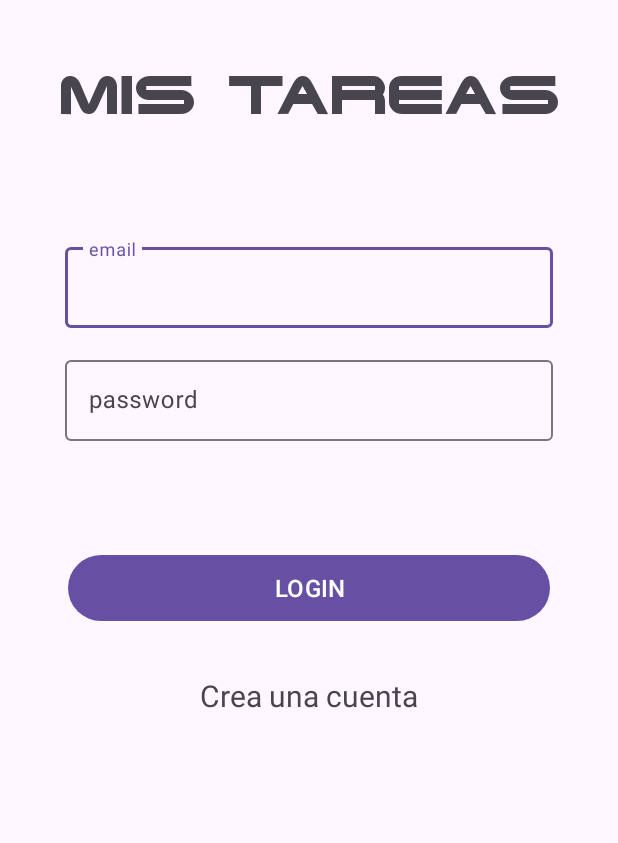
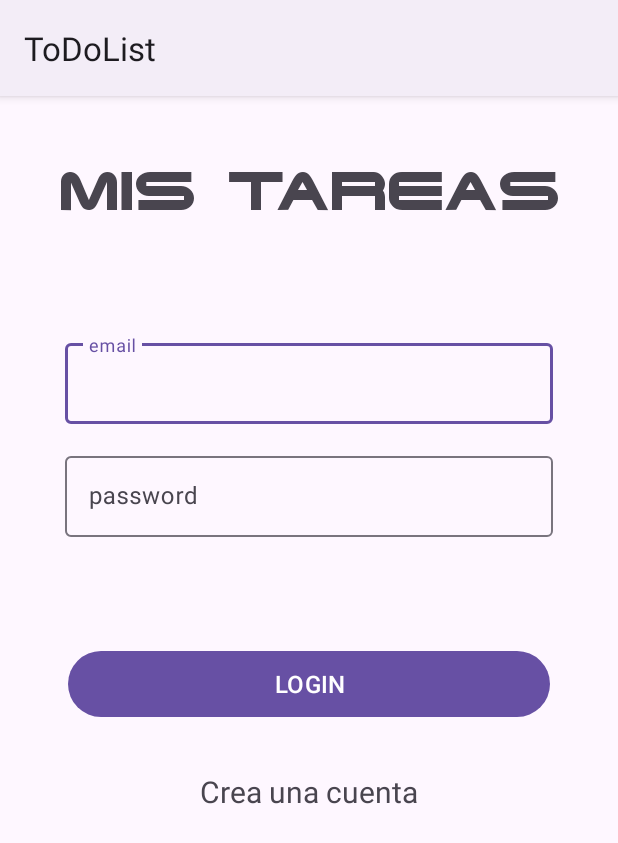
Before and after one commit to AlbertoArroyoS/ToDoList, an Android app: the screen it shows after launch (Login), on a phone screen of 412 x 824 dp. Shown: the top 843 px of the screen. Run offline under Robolectric (Android 15) with nearby library versions, the phone set to English and light mode, and no system bars.

Commit message:
cambiado theme para que aparezca la barra

```diff
--- a/Android_Studio/app/build.gradle.kts
+++ b/Android_Studio/app/build.gradle.kts
@@ -40,7 +40,7 @@ dependencies {
     implementation(platform("com.google.firebase:firebase-bom:32.7.0"))
     implementation ("androidx.appcompat:appcompat:1.3.0");
     implementation ("com.google.firebase:firebase-auth");
-    implementation ("com.google.firebase:firebase-database");
+    implementation ("com.google.firebase:firebase-firestore");
 
 
 }
--- a/Android_Studio/app/src/main/res/values-night/themes.xml
+++ b/Android_Studio/app/src/main/res/values-night/themes.xml
@@ -1,6 +1,6 @@
 <resources xmlns:tools="http://schemas.android.com/tools">
     <!-- Base application theme. -->
-    <style name="Base.Theme.ToDoList" parent="Theme.Material3.DayNight.NoActionBar">
+    <style name="Base.Theme.ToDoList" parent="Theme.Material3.Dark">
         <!-- Customize your dark theme here. -->
         <!-- <item name="colorPrimary">@color/my_dark_primary</item> -->
     </style>
--- a/Android_Studio/app/src/main/res/values/themes.xml
+++ b/Android_Studio/app/src/main/res/values/themes.xml
@@ -1,6 +1,6 @@
 <resources xmlns:tools="http://schemas.android.com/tools">
     <!-- Base application theme. -->
-    <style name="Base.Theme.ToDoList" parent="Theme.Material3.DayNight.NoActionBar">
+    <style name="Base.Theme.ToDoList" parent="Theme.Material3.Light">
         <!-- Customize your light theme here. -->
         <!-- <item name="colorPrimary">@color/my_light_primary</item> -->
     </style>
```
